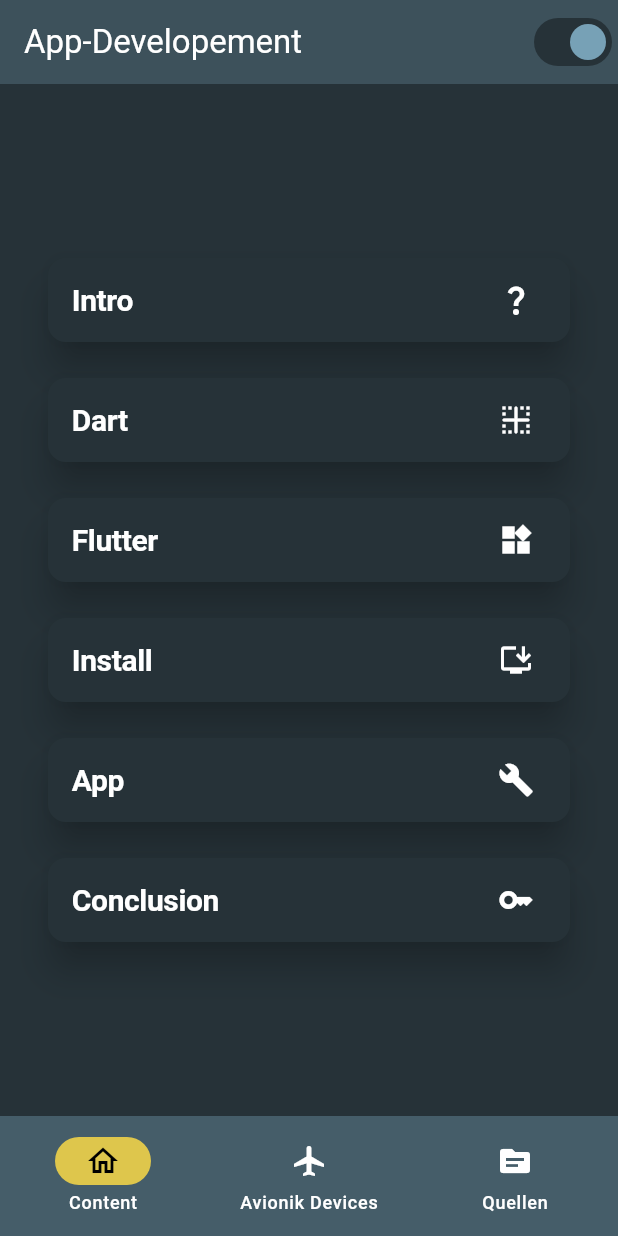
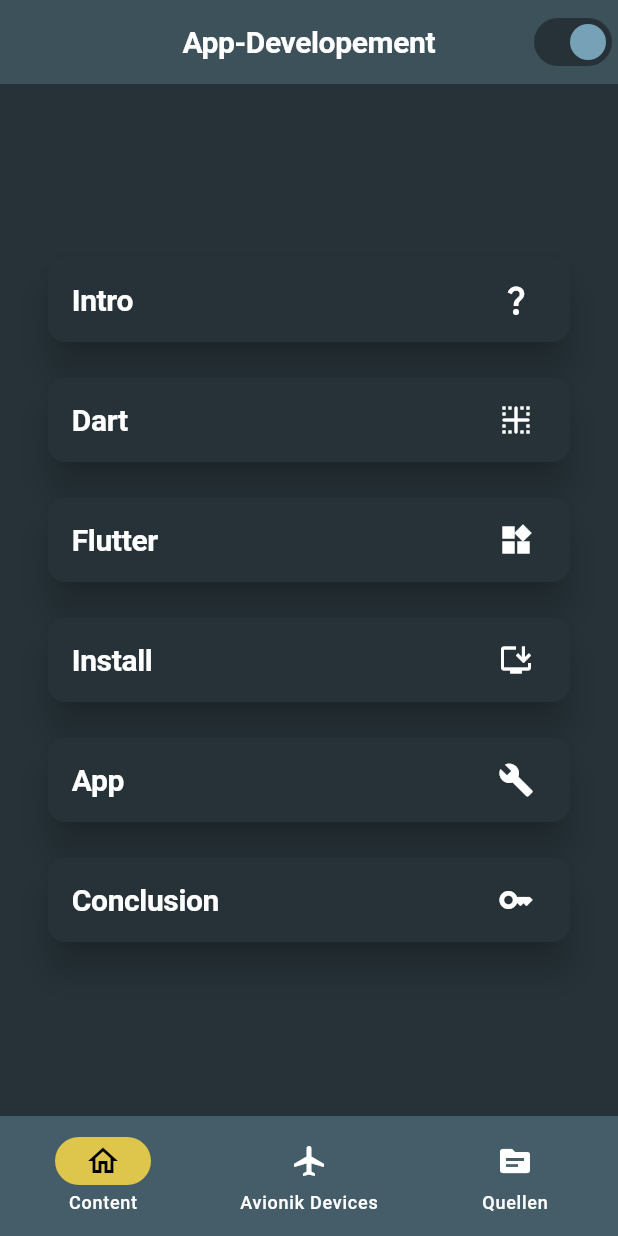
Before and after one commit to masebor/seminar_app, a Flutter app: the screen it shows after launch, on a phone screen of 412 x 824 dp. Run offline on Flutter 3.47's test engine with Material 3 defaults, Android fonts, the phone set to English and light mode, and no system bars; our stand-ins replace equatable, flutter_bloc; Roboto replaces fonts that are missing (Verdana).

Commit message:
fix: minor fixes

```diff
--- a/lib/features/content/widgets/content_cards.dart
+++ b/lib/features/content/widgets/content_cards.dart
@@ -19,7 +19,9 @@
           content,
           style: themeData.textTheme.displayLarge,
         ),
-        trailing: Icon(fittingIcon,),
+        trailing: Icon(
+          fittingIcon,
+        ),
         textColor: themeData.colorScheme.onPrimary,
       ),
     );
--- a/lib/features/content/widgets/content_list.dart
+++ b/lib/features/content/widgets/content_list.dart
@@ -1,8 +1,6 @@
 import 'package:flutter/material.dart';
 import 'package:seminar_app/constants/strings.dart';
 import 'package:seminar_app/features/content/widgets/content_cards.dart';
-
-
 
 class ContentList extends StatelessWidget {
   const ContentList({super.key});
@@ -10,6 +8,9 @@
   @override
   Widget build(BuildContext context) {
     return Center(
+      child: Material(
+        type: MaterialType.transparency,
+        child: InkWell(highlightColor: Colors.amber,
           child: ListView(
             shrinkWrap: true,
             padding: const EdgeInsets.all(20),
@@ -18,7 +19,6 @@
                 content: Strings.intro,
                 fittingIcon: Icons.question_mark,
                 tapMe: () {
-              //showDialog(context: context, builder: (BuildContext context) { return const AlertdialogSource(source: "https://www.flutter.dev/");});
                   Navigator.of(context).pushNamed("/intro");
                 },
               ),
@@ -57,8 +57,9 @@
                   Navigator.of(context).pushNamed("/conclusion");
                 },
               ),
-
             ],
+          ),
+        ),
       ),
     );
   }
--- a/lib/features/content/widgets/content_page.dart
+++ b/lib/features/content/widgets/content_page.dart
@@ -22,7 +22,9 @@
     return Scaffold(
       appBar: AppBar(
         title: const Text(Strings.contentTitle),
+        centerTitle: true,
         backgroundColor: themeData.appBarTheme.backgroundColor,
+        titleTextStyle: themeData.textTheme.displayLarge,
         actions: [
           Tooltip(
             message: isDarkModeOn ? Strings.switchLight : Strings.switchDark,
@@ -51,9 +53,10 @@
             label: Strings.bottomNavBarContent,
           ),
           NavigationDestination(
-              icon: Icon(Icons.airplanemode_active),
-              selectedIcon: Icon(Icons.airplane_ticket_outlined),
-              label: Strings.bottomNavBarAvionik),
+            icon: Icon(Icons.airplanemode_active),
+            selectedIcon: Icon(Icons.airplane_ticket_outlined),
+            label: Strings.bottomNavBarAvionik,
+          ),
           NavigationDestination(
             icon: Icon(Icons.source),
             selectedIcon: Icon(Icons.book),
--- a/lib/styles/app_colors.dart
+++ b/lib/styles/app_colors.dart
@@ -7,7 +7,7 @@
   static const Color primaryVariantColorLight = Color.fromARGB(255, 55, 71, 79);
   static const Color onPrimaryColorLight = Color.fromARGB(255, 120, 144, 156);
   static const Color secondaryColorLight = Color.fromARGB(255, 156, 46, 175);
-  static const Color textColorPrimaryLight = Colors.black;
+  static const Color textColorPrimaryLight = Color.fromARGB(255, 20, 19, 19);
   static const Color appbarColorLight = Color.fromARGB(255, 156, 46, 175);
   static const Color bottomNavBarColorLight = Color.fromARGB(255, 206, 193, 210);
 
--- a/lib/styles/theme/theme.dart
+++ b/lib/styles/theme/theme.dart
@@ -53,6 +53,9 @@
       selectedItemColor: AppColors.selectedItemColorLight,
     ),
     textTheme: lightTextTheme,
+    hoverColor: AppColors.secondaryColorLight,
+    focusColor: AppColors.secondaryColorLight,
+    highlightColor: AppColors.secondaryColorLight,
   );
 
   static final ThemeData darkTheme = ThemeData(
@@ -72,5 +75,8 @@
       selectedItemColor: AppColors.selectedItemColorDark,
     ),
     textTheme: darkTextTheme,
+    hoverColor: AppColors.secondaryColorDark,
+    focusColor: AppColors.secondaryColorDark,
+    highlightColor: AppColors.secondaryColorDark,
   );
 }
--- a/lib/utils/alertdialog_source.dart
+++ b/lib/utils/alertdialog_source.dart
@@ -32,6 +32,7 @@
           child: Text(Strings.sourceAlertYes,style: themeData.textTheme.bodyLarge?.copyWith(color: AppColors.approveColor),),
           onPressed: () {
             launchInBrowser(Uri.parse(source));
+            Navigator.of(context).pop();
           },
         ),
       ],
```
Also changed, not shown: pubspec.lock. Lines whose indentation alone changed are shown as unchanged.
